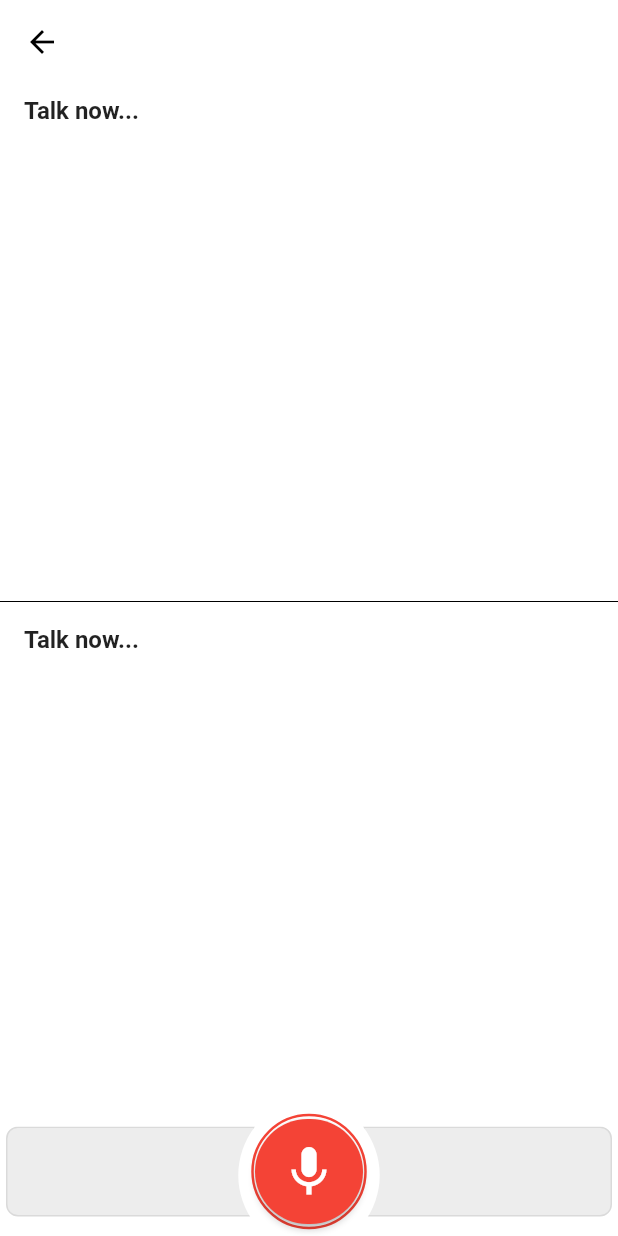
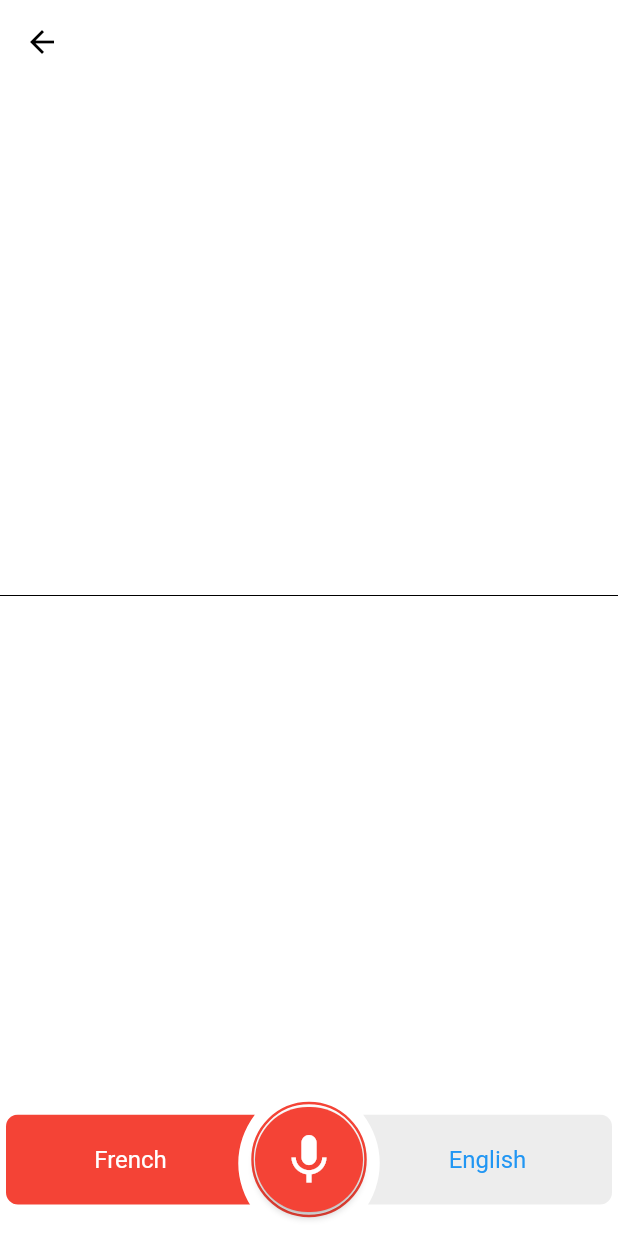
Before and after one commit to Appli-chic/google-translate-flutter, a Flutter app: the screen it shows after launch, after a tap on "Conversation", on a phone screen of 412 x 824 dp. Run offline on Flutter 3.47's test engine with Material 2 defaults, Android fonts, the phone set to English and light mode, and no system bars; our stand-ins replace flutter_sticky_header, speech_to_text; missing offline and left inert: translator; statements that could not run were skipped.

```diff
--- /dev/null
+++ b/lib/components/language_button.dart
@@ -0,0 +1,100 @@
+import 'package:flutter/material.dart';
+import 'package:google_translate/components/clips/discussion_right_clip.dart';
+
+import 'clips/discussion_left_clip.dart';
+
+class LanguageButtonDirection {
+  const LanguageButtonDirection._(this.index);
+
+  final int index;
+
+  static const LanguageButtonDirection left = LanguageButtonDirection._(0);
+
+  static const LanguageButtonDirection right = LanguageButtonDirection._(1);
+}
+
+class LanguageButton extends StatefulWidget {
+  LanguageButton({
+    @required this.language,
+    @required this.direction,
+    @required this.isSelected,
+    @required this.onTap,
+  });
+
+  final String language;
+  final LanguageButtonDirection direction;
+  final bool isSelected;
+  final Function onTap;
+
+  @override
+  _LanguageButtonState createState() => _LanguageButtonState();
+}
+
+class _LanguageButtonState extends State<LanguageButton> {
+  CustomClipper<Path> _displaysDirection() {
+    if (widget.direction == LanguageButtonDirection.left) {
+      return DiscussionLeftClip();
+    } else if (widget.direction == LanguageButtonDirection.right) {
+      return DiscussionRightClip();
+    } else {
+      return DiscussionLeftClip();
+    }
+  }
+
+  BorderRadiusGeometry _displaysRoundedCorners() {
+    const leftRoundedCorners = BorderRadius.only(
+      bottomLeft: Radius.circular(8),
+      topLeft: Radius.circular(8),
+    );
+
+    if (widget.direction == LanguageButtonDirection.left) {
+      return leftRoundedCorners;
+    } else if (widget.direction == LanguageButtonDirection.right) {
+      return BorderRadius.only(
+        bottomRight: Radius.circular(8),
+        topRight: Radius.circular(8),
+      );
+    } else {
+      return leftRoundedCorners;
+    }
+  }
+
+  EdgeInsetsGeometry _addMargins() {
+    const leftMargin = EdgeInsets.only(left: 4, bottom: 5);
+
+    if (widget.direction == LanguageButtonDirection.left) {
+      return leftMargin;
+    } else if (widget.direction == LanguageButtonDirection.right) {
+      return EdgeInsets.only(right: 4, bottom: 5);
+    } else {
+      return leftMargin;
+    }
+  }
+
+  @override
+  Widget build(BuildContext context) {
+    return GestureDetector(
+      onTap: widget.onTap,
+      child: ClipPath(
+        clipper: _displaysDirection(),
+        child: Container(
+          height: 60,
+          margin: _addMargins(),
+          decoration: BoxDecoration(
+            color: widget.isSelected ? Colors.red : Color(0xFFededed),
+            borderRadius: _displaysRoundedCorners(),
+          ),
+          child: Center(
+            child: Text(
+              widget.language,
+              style: TextStyle(
+                color: widget.isSelected ? Colors.white : Colors.blue,
+                fontSize: 16,
+              ),
+            ),
+          ),
+        ),
+      ),
+    );
+  }
+}
--- a/lib/components/translate-input.dart
+++ b/lib/components/translate_input.dart
@@ -2,8 +2,6 @@ import 'package:flutter/material.dart';
 import 'package:google_translate/providers/translate_provider.dart';
 import 'package:provider/provider.dart';
 import 'package:translator/translator.dart';
-
-import '../models/language.dart';
 
 class TranslateInput extends StatefulWidget {
   TranslateInput(
--- a/lib/components/translate-text.dart
+++ b/lib/components/translate_text.dart
@@ -4,7 +4,7 @@ import 'package:google_translate/screens/conversation_page.dart';
 import 'package:google_translate/screens/record_page.dart';
 import 'package:provider/provider.dart';
 
-import 'action-button.dart';
+import 'action_button.dart';
 
 class TranslateText extends StatefulWidget {
   TranslateText({
@@ -70,10 +70,7 @@ class _TranslateTextState extends State<TranslateText> {
                     Navigator.push(
                       context,
                       MaterialPageRoute(
-                        builder: (context) => ConversationPage(
-                          firstLanguage: _translateProvider.firstLanguage,
-                          secondLanguage: _translateProvider.secondLanguage,
-                        ),
+                        builder: (context) => ConversationPage(),
                       ),
                     );
                   },
@@ -83,10 +80,7 @@ class _TranslateTextState extends State<TranslateText> {
                     var result = await Navigator.push(
                       context,
                       MaterialPageRoute(
-                        builder: (context) => RecordPage(
-                          firstLanguage: _translateProvider.firstLanguage,
-                          secondLanguage: _translateProvider.secondLanguage,
-                        ),
+                        builder: (context) => RecordPage(),
                       ),
                     );
 
--- a/lib/screens/conversation_page.dart
+++ b/lib/screens/conversation_page.dart
@@ -2,35 +2,32 @@ import 'dart:async';
 
 import 'package:flutter/material.dart';
 import 'package:flutter/services.dart';
-import 'package:google_translate/components/clips/discussion_left_clip.dart';
-import 'package:google_translate/components/clips/discussion_right_clip.dart';
-import 'package:google_translate/models/language.dart';
+import 'package:translator/translator.dart';
+import 'package:google_translate/components/language_button.dart';
+import 'package:google_translate/providers/translate_provider.dart';
+import 'package:provider/provider.dart';
 import 'package:speech_to_text/speech_recognition_error.dart';
 import 'package:speech_to_text/speech_recognition_result.dart';
 import 'package:speech_to_text/speech_to_text.dart';
 
 class ConversationPage extends StatefulWidget {
-  ConversationPage({
-    @required this.firstLanguage,
-    @required this.secondLanguage,
-  });
-
-  final Language firstLanguage;
-  final Language secondLanguage;
-
   @override
   _ConversationPageState createState() => _ConversationPageState();
 }
 
 class _ConversationPageState extends State<ConversationPage>
     with TickerProviderStateMixin {
+  TranslateProvider _translateProvider;
   var _speech = SpeechToText();
   Timer _timer;
+  String _talkNowTextLanguage1 = "";
+  String _talkNowTextLanguage2 = "";
   String _lastWords = "";
   Animation<double> _animation;
   Animation<double> _animation2;
   AnimationController _controller;
   AnimationController _controller2;
+  GoogleTranslator _translator = new GoogleTranslator();
 
   @override
   void initState() {
@@ -85,7 +82,7 @@ class _ConversationPageState extends State<ConversationPage>
       _startTimer();
       _speech.listen(
         onResult: _resultListener,
-        localeId: widget.firstLanguage.code,
+        localeId: _translateProvider.firstLanguage.code,
       );
     } else {
       print("The user has denied the use of speech recognition.");
@@ -110,8 +107,34 @@ class _ConversationPageState extends State<ConversationPage>
     print("$status");
   }
 
+  _initTalkNowText() {
+    _translator
+        .translate("Talk now...",
+            from: 'en', to: _translateProvider.firstLanguage.code)
+        .then((translatedText) {
+      setState(() {
+        _talkNowTextLanguage1 = translatedText;
+      });
+    });
+
+    _translator
+        .translate("Talk now...",
+            from: 'en', to: _translateProvider.secondLanguage.code)
+        .then((translatedText) {
+      setState(() {
+        _talkNowTextLanguage2 = translatedText;
+      });
+    });
+  }
+
   @override
   Widget build(BuildContext context) {
+    _translateProvider = Provider.of<TranslateProvider>(context, listen: true);
+
+    if (_talkNowTextLanguage1.isEmpty || _talkNowTextLanguage2.isEmpty) {
+      _initTalkNowText();
+    }
+
     return Scaffold(
       backgroundColor: Colors.white,
       appBar: AppBar(
@@ -129,7 +152,7 @@ class _ConversationPageState extends State<ConversationPage>
             child: Container(
               margin: EdgeInsets.only(left: 16, right: 16, top: 8, bottom: 8),
               child: Text(
-                "Talk now...",
+                _talkNowTextLanguage1,
                 style: TextStyle(
                   fontSize: 16,
                   fontWeight: FontWeight.w600,
@@ -144,7 +167,7 @@ class _ConversationPageState extends State<ConversationPage>
             child: Container(
               margin: EdgeInsets.only(left: 16, right: 16, top: 8, bottom: 8),
               child: Text(
-                "Talk now...",
+                _talkNowTextLanguage2,
                 style: TextStyle(
                   fontSize: 16,
                   fontWeight: FontWeight.w600,
@@ -153,7 +176,7 @@ class _ConversationPageState extends State<ConversationPage>
             ),
           ),
           Container(
-            margin: EdgeInsets.only(bottom: 8),
+            margin: EdgeInsets.only(bottom: 16),
             child: SizedOverflowBox(
               size: Size.fromHeight(70),
               child: Stack(
@@ -200,20 +223,11 @@ class _ConversationPageState extends State<ConversationPage>
                     crossAxisAlignment: CrossAxisAlignment.end,
                     children: <Widget>[
                       Expanded(
-                        child: ClipPath(
-                          clipper: DiscussionLeftClip(),
-                          child: Container(
-                            height: 60,
-                            margin: EdgeInsets.only(left: 4, bottom: 5),
-                            decoration: BoxDecoration(
-                              color: Color(0xFFededed),
-                              borderRadius: BorderRadius.only(
-                                bottomLeft: Radius.circular(8),
-                                topLeft: Radius.circular(8),
-                              ),
-                              border: Border.all(color: Color(0xFFdadada)),
-                            ),
-                          ),
+                        child: LanguageButton(
+                          language: _translateProvider.firstLanguage.name,
+                          direction: LanguageButtonDirection.left,
+                          isSelected: true,
+                          onTap: () {},
                         ),
                       ),
                       Container(
@@ -236,20 +250,11 @@ class _ConversationPageState extends State<ConversationPage>
                         ),
                       ),
                       Expanded(
-                        child: ClipPath(
-                          clipper: DiscussionRightClip(),
-                          child: Container(
-                            height: 60,
-                            margin: EdgeInsets.only(right: 4, bottom: 5),
-                            decoration: BoxDecoration(
-                              color: Color(0xFFededed),
-                              borderRadius: BorderRadius.only(
-                                bottomRight: Radius.circular(8),
-                                topRight: Radius.circular(8),
-                              ),
-                              border: Border.all(color: Color(0xFFdadada)),
-                            ),
-                          ),
+                        child: LanguageButton(
+                          language: _translateProvider.secondLanguage.name,
+                          direction: LanguageButtonDirection.right,
+                          isSelected: false,
+                          onTap: () {},
                         ),
                       ),
                     ],
--- a/lib/screens/language_page.dart
+++ b/lib/screens/language_page.dart
@@ -2,7 +2,7 @@ import 'package:flutter/material.dart';
 import 'package:flutter_sticky_header/flutter_sticky_header.dart';
 
 import '../models/language.dart';
-import '../components/language-list-element.dart';
+import '../components/language_list_element.dart';
 
 class LanguagePage extends StatefulWidget {
   LanguagePage({Key key, this.title, this.isAutomaticEnabled})
--- a/lib/screens/record_page.dart
+++ b/lib/screens/record_page.dart
@@ -2,25 +2,19 @@ import 'dart:async';
 
 import 'package:flutter/material.dart';
 import 'package:flutter/services.dart';
-import 'package:google_translate/models/language.dart';
+import 'package:google_translate/providers/translate_provider.dart';
+import 'package:provider/provider.dart';
 import 'package:speech_to_text/speech_to_text.dart';
 import 'package:speech_to_text/speech_recognition_result.dart';
 import 'package:speech_to_text/speech_recognition_error.dart';
 
 class RecordPage extends StatefulWidget {
-  RecordPage({
-    @required this.firstLanguage,
-    @required this.secondLanguage,
-  });
-
-  final Language firstLanguage;
-  final Language secondLanguage;
-
   @override
   _RecordPageState createState() => _RecordPageState();
 }
 
 class _RecordPageState extends State<RecordPage> with TickerProviderStateMixin {
+  TranslateProvider _translateProvider;
   var _speech = SpeechToText();
   Timer _timer;
   String _lastWords = "";
@@ -82,7 +76,7 @@ class _RecordPageState extends State<RecordPage> with TickerProviderStateMixin {
       _startTimer();
       _speech.listen(
         onResult: _resultListener,
-        localeId: widget.firstLanguage.code,
+        localeId: _translateProvider.firstLanguage.code,
       );
     } else {
       print("The user has denied the use of speech recognition.");
@@ -114,6 +108,8 @@ class _RecordPageState extends State<RecordPage> with TickerProviderStateMixin {
 
   @override
   Widget build(BuildContext context) {
+    _translateProvider = Provider.of<TranslateProvider>(context, listen: true);
+
     return Scaffold(
       backgroundColor: Colors.white,
       body: AnnotatedRegion<SystemUiOverlayStyle>(
@@ -223,7 +219,7 @@ class _RecordPageState extends State<RecordPage> with TickerProviderStateMixin {
                           Container(
                             margin: EdgeInsets.only(top: 12),
                             child: Text(
-                              widget.firstLanguage.name,
+                              _translateProvider.firstLanguage.name,
                               style: TextStyle(
                                 color: Colors.black45,
                                 fontSize: 14,
```
Also changed, not shown: lib/screens/home_page.dart (+4 -4 lines), lib/components/action_button.dart (renamed from lib/components/action-button.dart), lib/components/choose_language.dart (renamed from lib/components/choose-language.dart), lib/components/circle_icon_button.dart (renamed from lib/components/circle-icon-button.dart), lib/components/language_list_element.dart (renamed from lib/components/language-list-element.dart), lib/components/list_translate.dart (renamed from lib/components/list-translate.dart), 3 other files.
